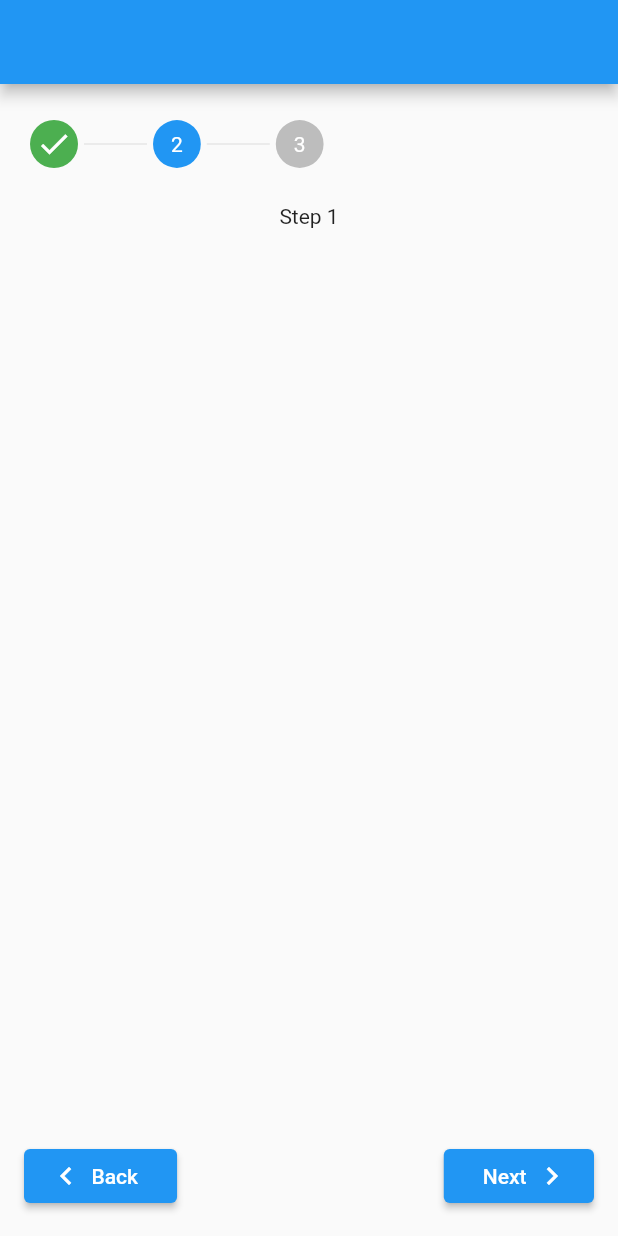
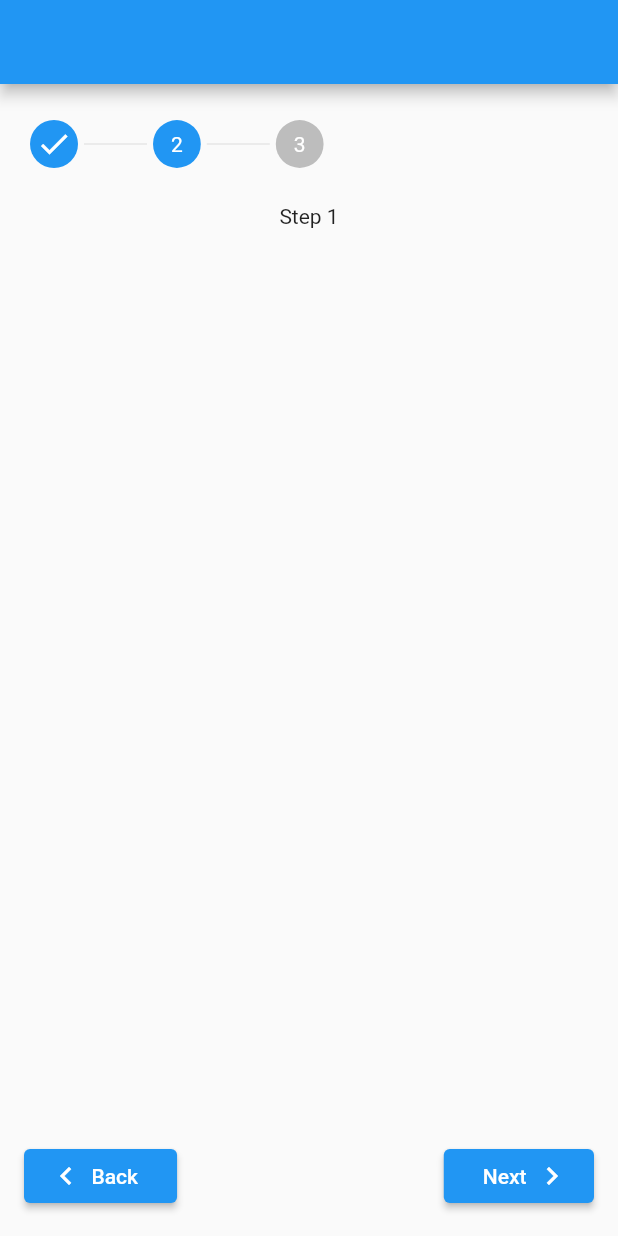
Before and after one commit to michaelsoliman1/fine_stepper, a Flutter app: the screen it shows after launch, after a tap on "Next", on a phone screen of 412 x 824 dp. Run offline on Flutter 3.47's test engine with Material 2 defaults, Android fonts, the phone set to English and light mode, and no system bars.

Commit message:
updated completedStepColor default color to ColorScheme.primary

```diff
--- a/lib/fine_stepper.dart
+++ b/lib/fine_stepper.dart
@@ -2,6 +2,7 @@
 library fine_stepper;
 
 export 'src/fine_stepper.dart';
+export 'src/indicator_options.dart';
 export 'src/step_builders.dart';
 export 'src/step_item.dart';
 export 'src/stepper_controls.dart';
--- a/lib/src/fine_stepper.dart
+++ b/lib/src/fine_stepper.dart
@@ -144,7 +144,7 @@ class _StepperIndicator extends StatelessWidget {
                     decoration: BoxDecoration(
                       shape: BoxShape.circle,
                       color: isCompleted
-                          ? options.completedStepColor ?? Colors.green
+                          ? options.completedStepColor ?? Theme.of(context).colorScheme.primary
                           : isCurrent
                               ? options.activeStepColor ?? Theme.of(context).colorScheme.primary
                               : options.stepColor ?? Colors.grey[400],
--- a/lib/src/indicator_options.dart
+++ b/lib/src/indicator_options.dart
@@ -14,7 +14,7 @@ class IndicatorOptions {
   /// Step Color when active, default to [ColorScheme.primary]
   final Color? activeStepColor;
 
-  /// Step Color when completed, default to [Colors.green]
+  /// Step Color when completed, default to [ColorScheme.primary]
   final Color? completedStepColor;
 
   /// default Step Color, default to [Colors.grey[400]]
```
